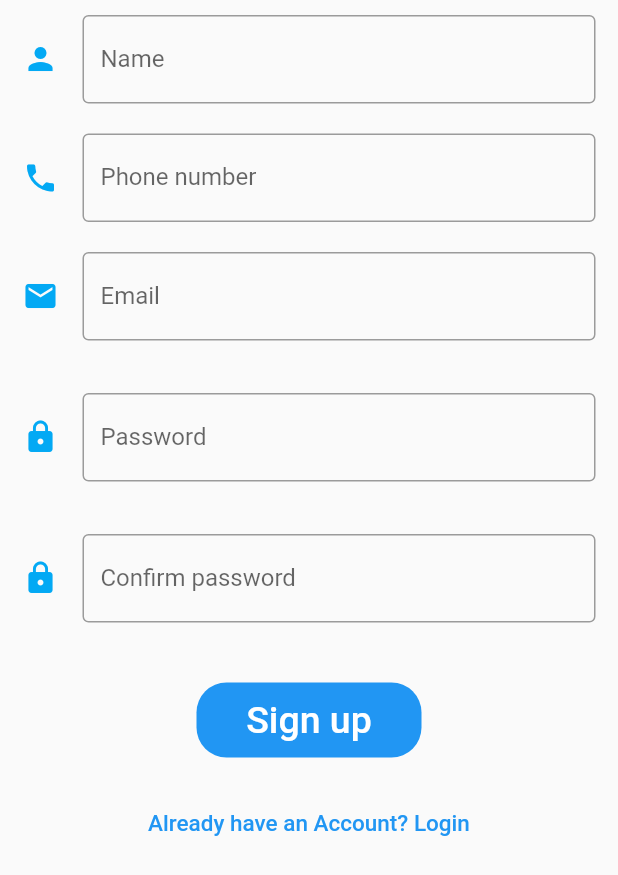
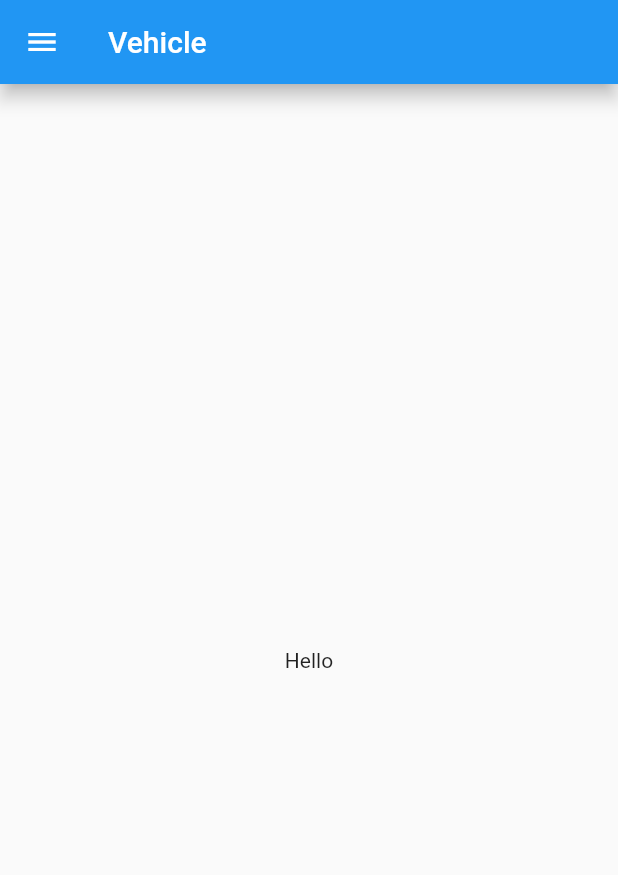
Before and after one commit to trasheyphnsum/FYP, a Flutter app: the SignUpForm screen opened directly, after a tap on "Sign up", on a phone screen of 412 x 824 dp. Shown: the top 875 px of the screen. Run offline on Flutter 3.47's test engine with Material 2 defaults, Android fonts, the phone set to English and light mode, and no system bars.

```diff
--- /dev/null
+++ b/lib/car_details/car.dart
@@ -0,0 +1,88 @@
+import 'package:first_project/car_details/newpage.dart';
+import 'package:flutter/foundation.dart';
+import 'package:flutter/material.dart';
+
+void main() => runApp(MyApp());
+class MyApp extends StatelessWidget {
+
+  @override
+  Widget build(BuildContext context) {
+    return new MaterialApp(
+       debugShowCheckedModeBanner: false,
+       theme: new ThemeData(
+         primarySwatch: Colors.blue
+       ),
+      home: CarCard(),
+      // routes: {
+      //   "/a": (BuildContext context) => new NewPages("Heloo"),
+      // }
+    );
+  }
+}
+
+class CarCard extends StatefulWidget {
+  CarCard({Key key}) : super(key: key);
+
+  @override
+  _CarCardState createState() => _CarCardState();
+}
+
+class _CarCardState extends State<CarCard> {
+  var defaultTargetPlatorm;
+
+  @override
+  Widget build(BuildContext context) {
+    return Scaffold(
+      appBar:  AppBar(
+        title: Text('Vehicle'),
+        elevation: defaultTargetPlatform == TargetPlatform.android?5.0:0.0,
+      ),
+      drawer:new Drawer(
+          child: new ListView(
+            children: <Widget>[
+              new UserAccountsDrawerHeader(
+                accountName: new Text("Tashi Phuntsho"),
+                accountEmail: new Text("tashi@gmail.com"),
+                currentAccountPicture: new CircleAvatar(
+                  backgroundColor: Colors.blueGrey,
+                  child: new Text("Ta"),
+                ),
+                otherAccountsPictures: <Widget> [
+                  new  CircleAvatar(
+                    backgroundColor: Colors.blueGrey,
+                  child: new Text("pq"),
+                  )
+                ],
+              ),
+              new ListTile(
+               title: new Text("page one"),
+               trailing: new Icon(Icons.arrow_upward),
+              //  onTap: () => Navigator.of(context).pushNamed("/a"), Using route
+                onTap: () {
+                  Navigator.pop(context);
+
+                  Navigator.of(context).push(new MaterialPageRoute(builder: (BuildContext context)=> NewPages("new Page")));
+                }
+
+              ),
+              new ListTile(
+               title: new Text("new page"),
+               trailing: new Icon(Icons.arrow_downward),
+              ),
+              new Divider(),
+              new ListTile(
+               title: new Text("close here"),
+               trailing: new Icon(Icons.close),
+               onTap: ()=> Navigator.of(context).pop(),
+              ),
+            ],
+          ) ,
+      ),
+      body:new Container(
+        child : new Center(
+          child: Text("Hello"),
+        )
+      ) ,
+    );
+  }
+}
--- /dev/null
+++ b/lib/car_details/newpage.dart
@@ -0,0 +1,20 @@
+import 'package:flutter/foundation.dart';
+import 'package:flutter/material.dart';
+
+class NewPages extends StatelessWidget {
+  final String title;
+
+  NewPages(this.title);
+  @override
+  Widget build(BuildContext context) {
+    return new Scaffold(
+      appBar: new AppBar(
+        title: new Text(title),
+        elevation: defaultTargetPlatform == TargetPlatform.android?5.0:0.0,
+      ),
+      body: new Center(
+        child: new Text(title),
+      ),
+    );
+  }
+}
--- a/lib/sign_up.dart
+++ b/lib/sign_up.dart
@@ -1,18 +1,16 @@
+import 'package:first_project/car_details/car.dart';
 import 'package:flutter/material.dart';
 
 void main() => runApp(MyApp());
 class MyApp extends StatelessWidget {
   @override
   Widget build(BuildContext context) {
-    final appTitle = 'Sign Up';
-    return MaterialApp(
+    return new MaterialApp(
        debugShowCheckedModeBanner: false,
-      home: Scaffold(
-      appBar: AppBar(
-        title: Text(appTitle),
+       theme: new ThemeData(
+         primarySwatch: Colors.blue,
        ),
-      body: SignUpForm(),
-    ),
+      home: CarCard(),
     );
   }
 }
@@ -25,19 +23,22 @@ class _SignUpFormState extends State<SignUpForm> {
   final _formKey = GlobalKey<FormState>();
   @override
   Widget build(BuildContext context) {
-    return Form(
+    return Scaffold(
+      appBar:  AppBar(
+      title: Text('Vehicle'),
+      ),
+      body:SingleChildScrollView(
+        child:Form(
         key: _formKey,
-      child: Column(
-       children: [
-         SingleChildScrollView(
         child: Column(
          children: <Widget>[
             Container(
-                  margin: const EdgeInsets.only(top:10, bottom:20) ,
-                  child: Padding(
-                    padding: const EdgeInsets.only(left:15.0,right: 15.0,top:0,bottom: 0),
+              margin: EdgeInsets.only(top:30),
+              child: Column(
+                children: <Widget>[
+                  Padding(
+                    padding: const EdgeInsets.only(left:15.0,right: 15.0,top:15,bottom: 0),
                     child: TextField(
-
                       decoration: InputDecoration(
                         border: OutlineInputBorder(),
                         icon :Icon(
@@ -45,17 +46,13 @@ class _SignUpFormState extends State<SignUpForm> {
                             color: Colors.lightBlue,
                         ),
                         labelText: 'Name',
-                          hintText: 'Enter your name'),
+                        hintText: 'Enter your name'
                       ),
                     ),
                   ),
-
-                Container(
-                  margin: const EdgeInsets.only(bottom:20),
-                  child: Padding(
-                    padding: const EdgeInsets.only(left:15.0,right: 15.0,top:0,bottom: 0),
+                  Padding(
+                    padding: const EdgeInsets.only(left:15.0,right: 15.0,top:15,bottom: 0),
                     child: TextField(
-
                       decoration: InputDecoration(
                           border: OutlineInputBorder(),
                           icon :Icon(
@@ -63,14 +60,12 @@ class _SignUpFormState extends State<SignUpForm> {
                             color: Colors.lightBlue,
                             ),
                         labelText: 'Phone number',
-                          hintText: 'Enter your phone number'),
+                        hintText: 'Enter your phone number'
                       ),
                     ),
                   ),
-                Container(
-                  margin: const EdgeInsets.only(bottom:20),
-                  child: Padding(
-                    padding: const EdgeInsets.only(left:15.0,right: 15.0,top:0,bottom: 0),
+                  Padding(
+                    padding: const EdgeInsets.only(left:15.0,right: 15.0,top:15,bottom: 0),
                     child: TextField(
 
                       decoration: InputDecoration(
@@ -80,13 +75,11 @@ class _SignUpFormState extends State<SignUpForm> {
                           color: Colors.lightBlue,
                           ),
                         labelText: 'Email',
-                          hintText: 'Enter valid email id as abc@gmail.com'),
+                        hintText: 'Enter valid email id as abc@gmail.com'
                       ),
                     ),
                   ),
-                Container(
-                  margin: const EdgeInsets.only(bottom:20),
-                  child: Padding(
+                  Padding(
                     padding: const EdgeInsets.only(
                         left: 15.0, right: 15.0, top: 15, bottom: 0),
                     child: TextField(
@@ -99,13 +92,12 @@ class _SignUpFormState extends State<SignUpForm> {
                             color: Colors.lightBlue,
                           ),
                         labelText: 'Password',
-                          hintText: 'Enter secure password'),
+                        hintText: 'Enter secure password'
                       ),
                     ),
                   ),
-                Container(
-                  margin: const EdgeInsets.only(bottom:20),
-                  child: Padding(
+
+                Padding(
                     padding: const EdgeInsets.only(
                         left: 15.0, right: 15.0, top: 15, bottom: 0),
                     child: TextField(
@@ -118,10 +110,11 @@ class _SignUpFormState extends State<SignUpForm> {
                           color: Colors.lightBlue,
                           ),
                         labelText: 'Confirm password',
-                          hintText: 'Enter  password again for confirmation'),
+                        hintText: 'Enter  password again for confirmation'
                       ),
                     ),
                   ),
+
                   SizedBox(
                     height: 20
                   ),
@@ -132,7 +125,9 @@ class _SignUpFormState extends State<SignUpForm> {
                       decoration: BoxDecoration(
                           color: Colors.blue, borderRadius: BorderRadius.circular(20)),
                       child: FlatButton(
-                      onPressed:(){},
+                        onPressed:(){
+                          Navigator.push(context, MaterialPageRoute(builder: (context) => CarCard()));
+                        },
                         child: Text(
                           'Sign up',
                           style: TextStyle(color: Colors.white, fontSize: 25),
@@ -156,6 +151,8 @@ class _SignUpFormState extends State<SignUpForm> {
             ),
           ],
         ),
+      ),
+    )
   );
   }
 }
```
Lines whose indentation alone changed are shown as unchanged.
